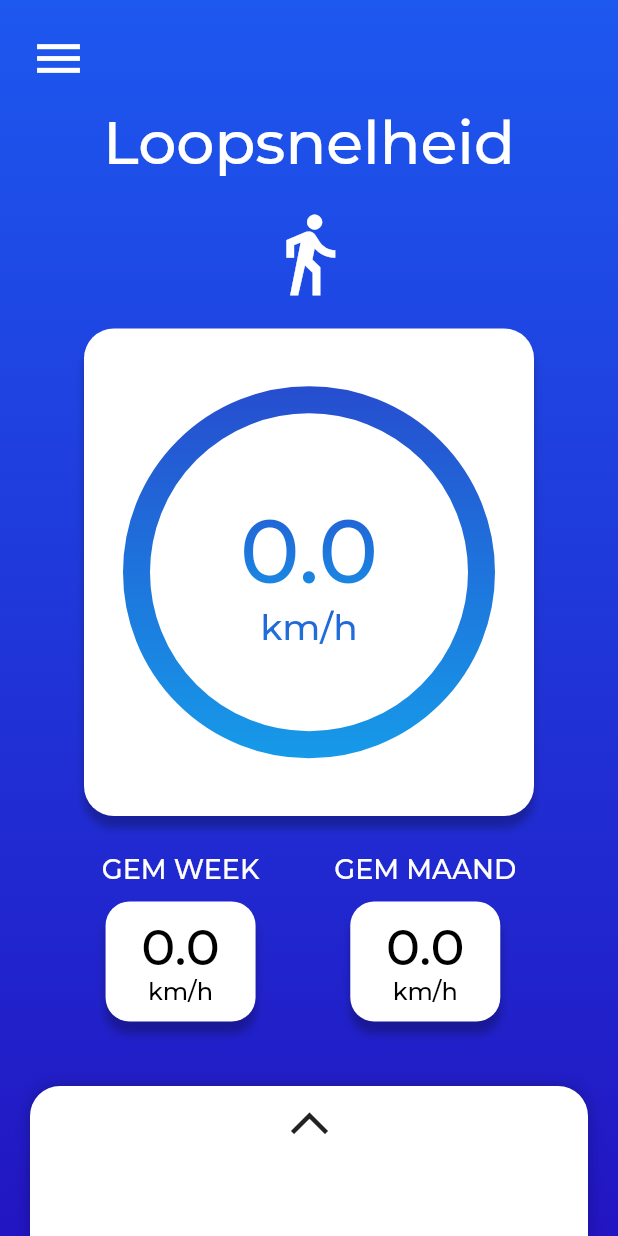
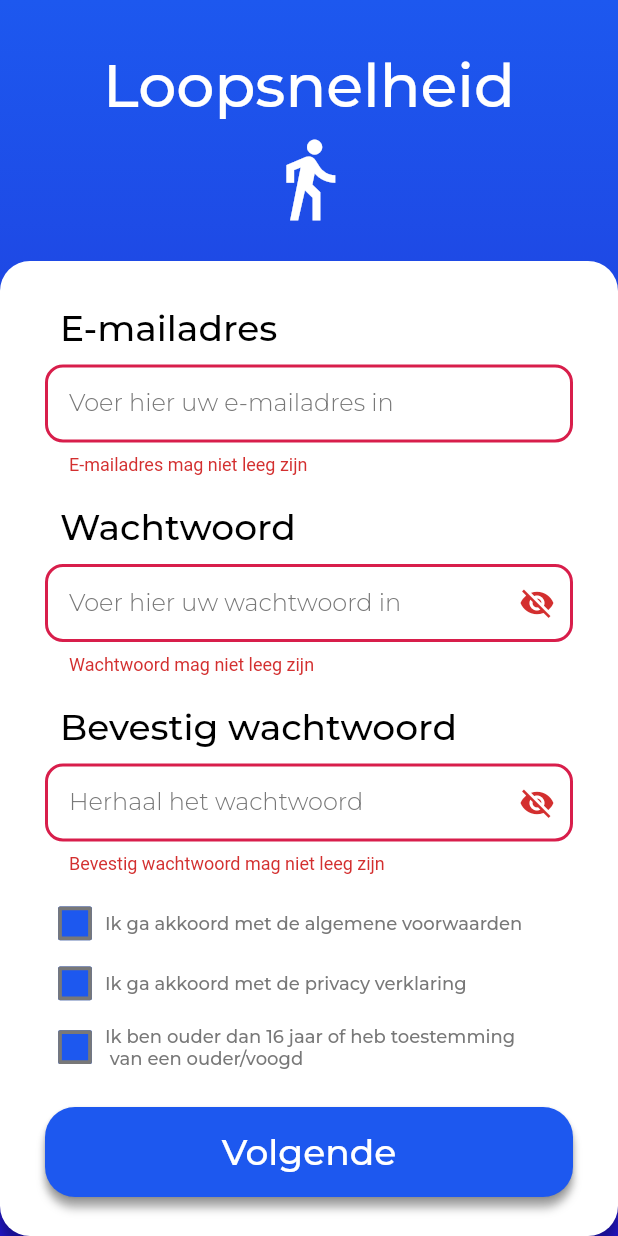
Before and after one commit to DwarfNinja/loopsnelheid-app, a Flutter app: the screen it shows after launch, in the side drawer, after a tap on "Over", on a phone screen of 412 x 824 dp. Run offline on Flutter 3.47's test engine with Material 2 defaults, Android fonts, the phone set to English and light mode, and no system bars; drawn by our look-alikes of sliding_up_panel; our stand-ins replace flutter_switch, geolocator, google_fonts.

Commit message:
Feat: add first version of page to register an account

```diff
--- a/lib/app_theme.dart
+++ b/lib/app_theme.dart
@@ -4,6 +4,7 @@ import 'package:google_fonts/google_fonts.dart';
 
 const Color white = Color(0xFFFFFFFF);
 const Color black = Color(0xFF000000);
+const Color grey = Color(0xFF787878);
 const Color lightBlue = Color(0xFF2BBFFE);
 const Color blue = Color(0xFF1D58EF);
 const Color darkBlue = Color(0xFF2215C2);
--- a/lib/main.dart
+++ b/lib/main.dart
@@ -5,6 +5,7 @@ import 'package:flutter/services.dart';
 
 import 'package:geolocator/geolocator.dart';
 import 'package:loopsnelheidapp/custom_page_route.dart';
+import 'package:loopsnelheidapp/register/register_basics.dart';
 import 'package:loopsnelheidapp/settings/settings.dart';
 import 'package:loopsnelheidapp/sidebar.dart';
 
@@ -42,12 +43,12 @@ class MyApp extends StatelessWidget {
         return CustomPageRoute(child: const Dashboard());
       case "/settings":
         return CustomPageRoute(child: const Settings());
+      case "/register_basics":
+        return CustomPageRoute(child: const RegisterBasics());
     }
     throw UnsupportedError('Unknown route: ${settings.name}');
   }
 }
-
-
 
 class Dashboard extends StatefulWidget {
   const Dashboard({Key? key}) : super(key: key);
--- /dev/null
+++ b/lib/register/checkbox_line.dart
@@ -0,0 +1,35 @@
+import 'package:flutter/material.dart';
+import 'package:loopsnelheidapp/app_theme.dart' as app_theme;
+
+class CheckboxLine extends StatelessWidget {
+
+  final String text;
+  final bool value;
+  final Function(bool?) onChanged;
+
+  const CheckboxLine({Key? key, required this.text, required this.value, required this.onChanged}) : super(key: key);
+
+  @override
+  Widget build(BuildContext context) {
+
+    return Row(
+      children: [
+        SizedBox(
+          width: 40,
+          height: 25,
+          child: Transform.scale(
+            scale: 1.25,
+            child: Checkbox(
+                side: const BorderSide(color: app_theme.grey, width: 2),
+                checkColor: app_theme.white,
+                fillColor: MaterialStateProperty.all(app_theme.blue),
+                value: value,
+                onChanged: onChanged
+            ),
+          ),
+        ),
+        Text(text, style: app_theme.textTheme.bodyText2!.copyWith(fontSize: 12,color: app_theme.grey))
+      ]
+    );
+  }
+}
--- /dev/null
+++ b/lib/register/form_button.dart
@@ -0,0 +1,33 @@
+import 'package:flutter/material.dart';
+import 'package:loopsnelheidapp/app_theme.dart' as app_theme;
+
+class FormButton extends StatelessWidget {
+
+  final String text;
+  final Function() onPressed;
+
+  const FormButton({Key? key, required this.text, required this.onPressed}) : super(key: key);
+
+  @override
+  Widget build(BuildContext context) {
+    return Container(
+      decoration: BoxDecoration(
+          borderRadius: BorderRadius.circular(20),
+          boxShadow: const [
+            app_theme.bottomBoxShadow
+          ]
+      ),
+      child: ElevatedButton(
+        style: TextButton.styleFrom(
+            shape: RoundedRectangleBorder(
+              borderRadius: BorderRadius.circular(20),
+            ),
+            minimumSize: const Size(450, 60),
+            backgroundColor: app_theme.blue,
+        ),
+        onPressed: onPressed,
+        child: Text(text, style: app_theme.textTheme.headline6!.copyWith(color: app_theme.white))
+      ),
+    );
+  }
+}
--- /dev/null
+++ b/lib/register/input_field.dart
@@ -0,0 +1,84 @@
+import 'package:flutter/material.dart';
+import 'package:google_fonts/google_fonts.dart';
+import 'package:loopsnelheidapp/app_theme.dart' as app_theme;
+
+class InputField extends StatefulWidget {
+
+  const InputField({Key? key, required this.text, required this.hint, required this.private}) : super(key: key);
+  final String text;
+  final String hint;
+  final bool private;
+
+  @override
+  State<InputField> createState() => _InputFieldState();
+}
+
+class _InputFieldState extends State<InputField> {
+
+  bool passwordVisible = false;
+  bool empty = true;
+
+  @override
+  Widget build(BuildContext context) {
+    return Form(
+      autovalidateMode: AutovalidateMode.always,
+      child: Column(
+        children: [
+          Align(
+              alignment: Alignment.centerLeft,
+              child: Padding(
+                padding: const EdgeInsets.only(left: 10),
+                child: Text(widget.text, style: app_theme.textTheme.headline6!.copyWith(color: app_theme.black)),
+              )
+          ),
+          const SizedBox(height: 10),
+          TextFormField(
+            obscureText: !passwordVisible,
+            decoration: InputDecoration(
+              contentPadding: const EdgeInsets.all(16.0),
+              border: const OutlineInputBorder(
+                borderSide: BorderSide(width: 2, color: app_theme.grey),
+                borderRadius: BorderRadius.all(Radius.circular(12)),
+              ),
+              focusedBorder: const OutlineInputBorder(
+                borderSide: BorderSide(width: 2, color: app_theme.blue),
+                borderRadius: BorderRadius.all(Radius.circular(12)),
+              ),
+              enabledBorder: const OutlineInputBorder(
+                borderSide: BorderSide(width: 2, color: app_theme.green),
+                borderRadius: BorderRadius.all(Radius.circular(12)),
+              ),
+              errorBorder: const OutlineInputBorder(
+                borderSide: BorderSide(width: 2, color: app_theme.red),
+                borderRadius: BorderRadius.all(Radius.circular(12)),
+              ),
+              hintText: widget.hint,
+              hintStyle: GoogleFonts.montserrat(
+                  fontSize: 16,
+                  color: app_theme.grey,
+                  fontWeight: FontWeight.w300),
+              suffixIcon: widget.private ? IconButton(
+                icon: Icon(
+                  passwordVisible ? Icons.visibility : Icons.visibility_off,
+                ),
+                onPressed: () {
+                  setState(() {
+                    passwordVisible = !passwordVisible;
+                  });
+                },
+              ) : null,
+            ),
+            validator: (String? value) {
+              if (value == null || value.isEmpty) {
+                empty = true;
+                return widget.text + " mag niet leeg zijn";
+              }
+              empty = false;
+              return null;
+            },
+          ),
+        ],
+      ),
+    );
+  }
+}
--- /dev/null
+++ b/lib/register/register_basics.dart
@@ -0,0 +1,104 @@
+import 'package:flutter/material.dart';
+import 'package:loopsnelheidapp/register/form_button.dart';
+import 'package:loopsnelheidapp/register/input_field.dart';
+
+import 'package:loopsnelheidapp/sidebar.dart';
+
+import 'package:loopsnelheidapp/app_theme.dart' as app_theme;
+
+import 'checkbox_line.dart';
+
+class RegisterBasics extends StatefulWidget {
+
+  const RegisterBasics({Key? key})
+      : super(key: key);
+
+  @override
+  State<RegisterBasics> createState() => _RegisterBasicsState();
+}
+
+class _RegisterBasicsState extends State<RegisterBasics> {
+
+  final GlobalKey<ScaffoldState> _globalKey = GlobalKey<ScaffoldState>();
+
+  bool termsAndConditions = false;
+  bool privacyStatement = false;
+  bool olderThanSixteen = false;
+
+  @override
+  Widget build(BuildContext context) {
+    return Scaffold(
+      backgroundColor: app_theme.blue,
+      key: _globalKey,
+      drawer: const SideBar(),
+      body: Container(
+        decoration: const BoxDecoration(
+          gradient: app_theme.mainLinearGradient,
+        ),
+        child: Column(
+          mainAxisAlignment: MainAxisAlignment.spaceBetween,
+          children: [
+            const SizedBox(height: 25),
+            Text(
+              "Loopsnelheid",
+              style: app_theme.textTheme.headline3!
+                  .copyWith(color: Colors.white),
+            ),
+            const Icon(
+              Icons.directions_walk,
+              color: Colors.white,
+              size: 60,
+            ),
+            const SizedBox(height: 10),
+            Container (
+              width: double.infinity,
+              height: 650,
+              decoration: const BoxDecoration(
+                color: Colors.white,
+                borderRadius: BorderRadius.all(
+                  Radius.circular(20.0),
+                ),
+                boxShadow: [
+                  app_theme.bottomBoxShadow,
+                ],
+              ),
+              child: Padding(
+                padding: const EdgeInsets.all(30),
+                child: Column(
+
+                  children:  [
+                    const InputField(text: "E-mailadres", hint: "Voer hier uw e-mailadres in", private: false),
+                    const SizedBox(height: 20),
+                    const InputField(text: "Wachtwoord", hint: "Voer hier uw wachtwoord in", private: true),
+                    const SizedBox(height: 20),
+                    const InputField(text: "Bevestig wachtwoord", hint: "Herhaal het wachtwoord", private: true),
+                    const SizedBox(height: 20),
+                    CheckboxLine(
+                      text: "Ik ga akkoord met de algemene voorwaarden",
+                      value: termsAndConditions,
+                      onChanged: (bool? value) => setState(() => termsAndConditions = !termsAndConditions),
+                    ),
+                    const SizedBox(height: 15),
+                    CheckboxLine(
+                      text: "Ik ga akkoord met de privacy verklaring",
+                      value: privacyStatement,
+                      onChanged: (bool? value) => setState(() => privacyStatement = !privacyStatement),
+                    ),
+                    const SizedBox(height: 15),
+                    CheckboxLine(
+                      text: "Ik ben ouder dan 16 jaar of heb toestemming \n van een ouder/voogd",
+                      value: olderThanSixteen,
+                      onChanged: (bool? value) => setState(() => olderThanSixteen = !olderThanSixteen),
+                    ),
+                    const SizedBox(height: 25),
+                    FormButton(text: "Volgende", onPressed: () => null)
+                  ],
+                ),
+              ),
+            ),
+          ],
+        ),
+      ),
+    );
+  }
+}
--- a/lib/sidebar.dart
+++ b/lib/sidebar.dart
@@ -76,7 +76,7 @@ class _SideBarState extends State<SideBar> {
                   SideBarButton(
                     iconData: Icons.info,
                     text: "Over",
-                    onPressed: () => executeRoute(context, "/"),
+                    onPressed: () => executeRoute(context, "/register_basics"),
                   ),
                 ],
               ),
```
